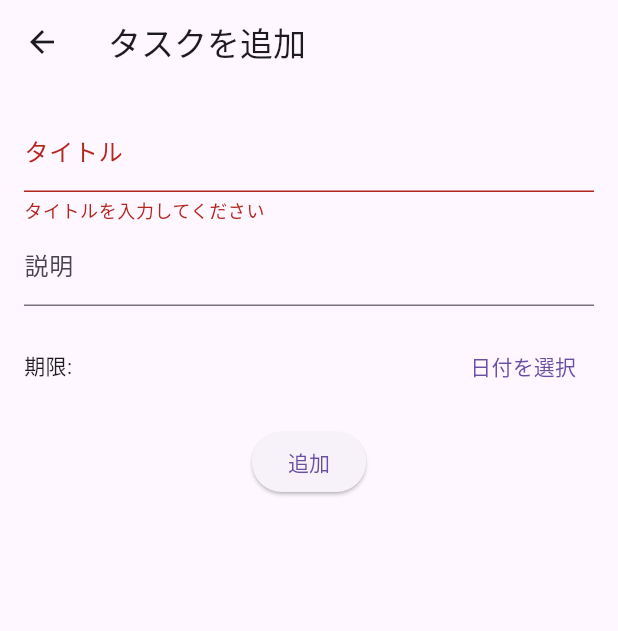
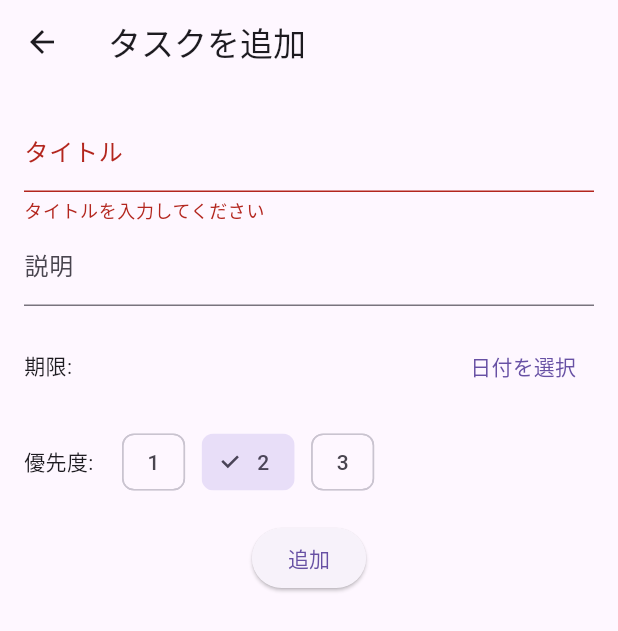
Before and after one commit to JC21-230651/myapp-branch10, a Flutter app: the TaskAddScreen screen opened directly, after a tap on "追加", on a phone screen of 412 x 824 dp. Shown: the top 631 px of the screen. Run offline on Flutter 3.47's test engine with Material 3 defaults, Android fonts, the light colour scheme and no system bars; our stand-ins replace firebase_core, fl_chart, flutter_local_notifications, geocoding, go_router, google_maps_flutter and 6 more; missing offline and left inert: device_calendar, flutter_polyline_points, health, workmanager; accounts and stored records are empty; statements that could not run were skipped.

Commit message:
優先度を管理できるようにした

```diff
--- a/lib/models/task.dart
+++ b/lib/models/task.dart
@@ -4,6 +4,7 @@ class Task {
   final String description;
   final DateTime dueDate;
   bool isCompleted;
+  final int priority;
 
   Task({
     required this.id,
@@ -11,5 +12,6 @@ class Task {
     this.description = '',
     required this.dueDate,
     this.isCompleted = false,
+    this.priority = 1,
   });
 }
--- a/lib/task_add_screen.dart
+++ b/lib/task_add_screen.dart
@@ -16,6 +16,7 @@ class _TaskAddScreenState extends State<TaskAddScreen> {
   final _titleController = TextEditingController();
   final _descriptionController = TextEditingController();
   DateTime _selectedDate = DateTime.now();
+  int _selectedPriority = 2;
 
   Future<void> _selectDate(BuildContext context) async {
     final DateTime? picked = await showDatePicker(
@@ -38,6 +39,7 @@ class _TaskAddScreenState extends State<TaskAddScreen> {
         title: _titleController.text,
         description: _descriptionController.text,
         dueDate: _selectedDate,
+        priority: _selectedPriority,
       );
       Provider.of<TaskState>(context, listen: false).addTask(newTask);
       Navigator.pop(context);
@@ -89,6 +91,26 @@ class _TaskAddScreenState extends State<TaskAddScreen> {
                 ],
               ),
               const SizedBox(height: 16),
+              Row(
+                children: [
+                  const Text('優先度:'),
+                  const SizedBox(width: 16),
+                  ...[1, 2, 3].map((priority) {
+                    return ChoiceChip(
+                      label: Text('$priority'),
+                      selected: _selectedPriority == priority,
+                      onSelected: (selected) {
+                        if (selected) {
+                          setState(() {
+                            _selectedPriority = priority;
+                          });
+                        }
+                      },
+                    );
+                  }).expand((widget) => [widget, const SizedBox(width: 8)]),
+                ],
+              ),
+              const SizedBox(height: 16),
               ElevatedButton(
                 onPressed: _submitForm,
                 child: const Text('追加'),
--- a/lib/task_screen.dart
+++ b/lib/task_screen.dart
@@ -20,7 +20,7 @@ class TaskScreen extends StatelessWidget {
           final task = taskState.tasks[index];
           return ListTile(
             title: Text(
-              task.title,
+              '${task.title} (Priority: ${task.priority})',
               style: TextStyle(
                 decoration: task.isCompleted
                     ? TextDecoration.lineThrough
```
Also changed, not shown: 1 other file.
